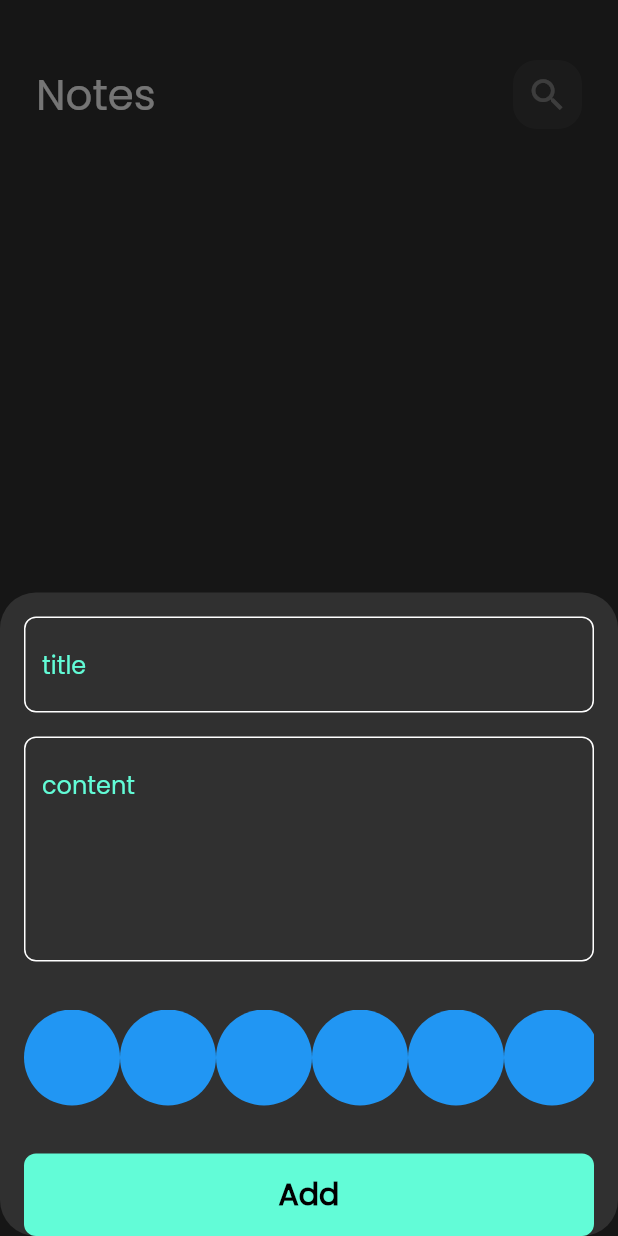
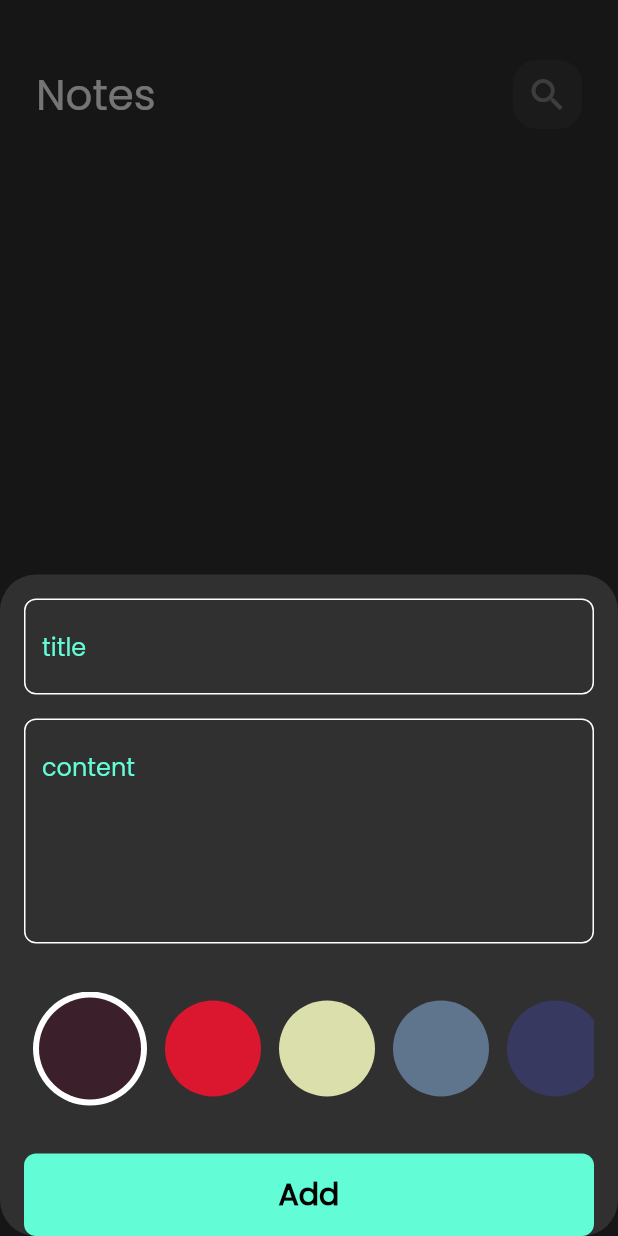
Before and after one commit to aymanabbasabdullah/notes_app, a Flutter app: the screen it shows after launch, after a tap on the "add" icon, on a phone screen of 412 x 824 dp. Run offline on Flutter 3.47's test engine with Material 3 defaults, Android fonts, the phone set to English and light mode, and no system bars; our stand-ins replace bloc, flutter_bloc, font_awesome_flutter, hive, hive_flutter; accounts and stored records are empty; generated files the repository leaves out were written again.

Commit message:
create colors listView part two

```diff
--- a/lib/widgets/add_note_form.dart
+++ b/lib/widgets/add_note_form.dart
@@ -49,7 +49,7 @@ class _AddNoteFormState extends State<AddNoteForm> {
           const SizedBox(
             height: 32,
           ),
-          const ColorsListView(),
+          const ColorsListView( ),
           const SizedBox(
             height: 32,
           ),
--- a/lib/widgets/colors_list_view.dart
+++ b/lib/widgets/colors_list_view.dart
@@ -1,33 +1,69 @@
-
 import 'package:flutter/material.dart';
+import 'package:hive_flutter/adapters.dart';
 
 class ColorItem extends StatelessWidget {
-  const ColorItem({super.key});
-
+  const ColorItem({super.key, required this.isActive, required this.color});
+  final bool isActive;
+  final Color color;
   @override
   Widget build(BuildContext context) {
-    return const CircleAvatar(
+    return isActive
+        ?   CircleAvatar(
+            backgroundColor: Colors.white,
+            radius: 38,
+            child: CircleAvatar(
+              radius: 34,
+              backgroundColor:color,
+            ),
+          )
+        :   CircleAvatar(
             radius: 32,
-      backgroundColor: Colors.blue,
+            backgroundColor: color,
           );
   }
 }
 
-class ColorsListView extends StatelessWidget {
-  const ColorsListView({super.key});
+class ColorsListView extends StatefulWidget {
+  const ColorsListView({super.key });
 
+  @override
+  State<ColorsListView> createState() => _ColorsListViewState();
+}
+
+class _ColorsListViewState extends State<ColorsListView> {
+  int currentIndex=0;
+  List<Color> colors= const[
+  Color(0xff3B1F2B),
+  Color(0xffDB162F),
+  Color(0xffDBDFAC),
+  Color(0xff5F758E),
+  Color(0xff383961),
+
+  ];
   @override
   Widget build(BuildContext context) {
     return SizedBox(
-      height:32*2 ,
+      height: 38 * 2,
       child: ListView.builder(
+          scrollDirection: Axis.horizontal,
+          itemCount: colors.length,
+          itemBuilder: (context, index) {
+            return  Padding(
+              padding: const EdgeInsets.symmetric(horizontal: 6),
+              child: GestureDetector(
+                onTap: (){
+                  currentIndex =index;
+                  setState(() {
 
-          scrollDirection: Axis.horizontal,
-          itemCount: 10,
-          itemBuilder: (context,index){
-            return const ColorItem();
-          }
+                  });
+                },
+                child: ColorItem(
+                  color: colors[index],
+                  isActive:currentIndex == index ,
                 ),
+              ),
+            );
+          }),
     );
   }
 }
```
Lines whose indentation alone changed are shown as unchanged.
